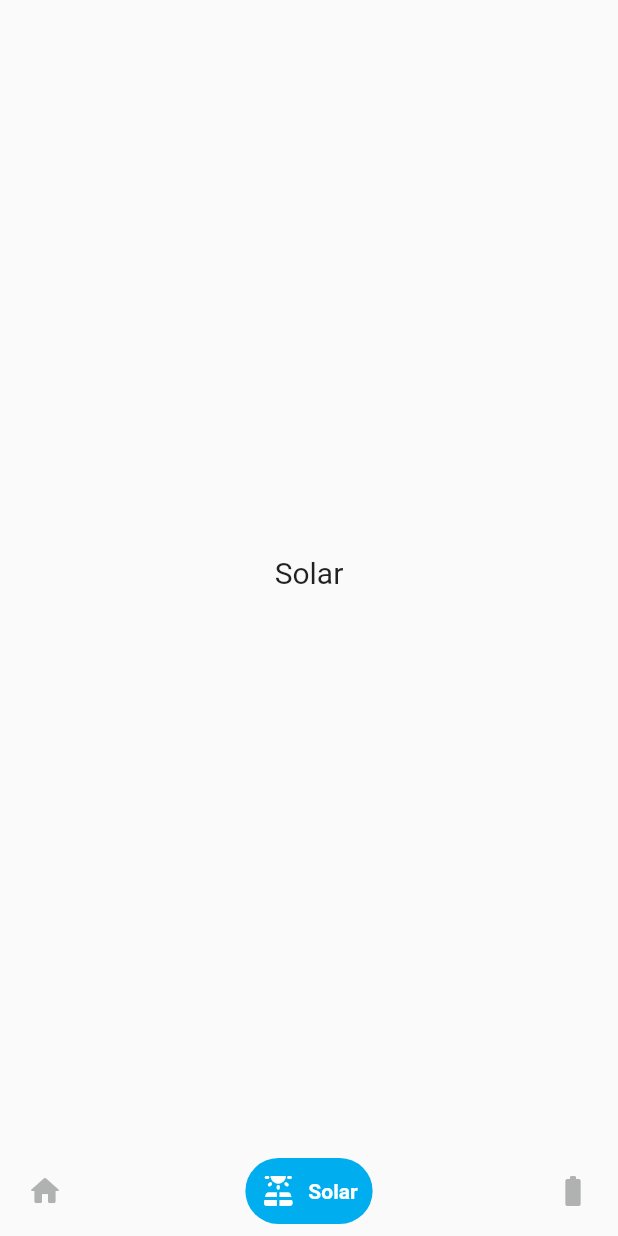
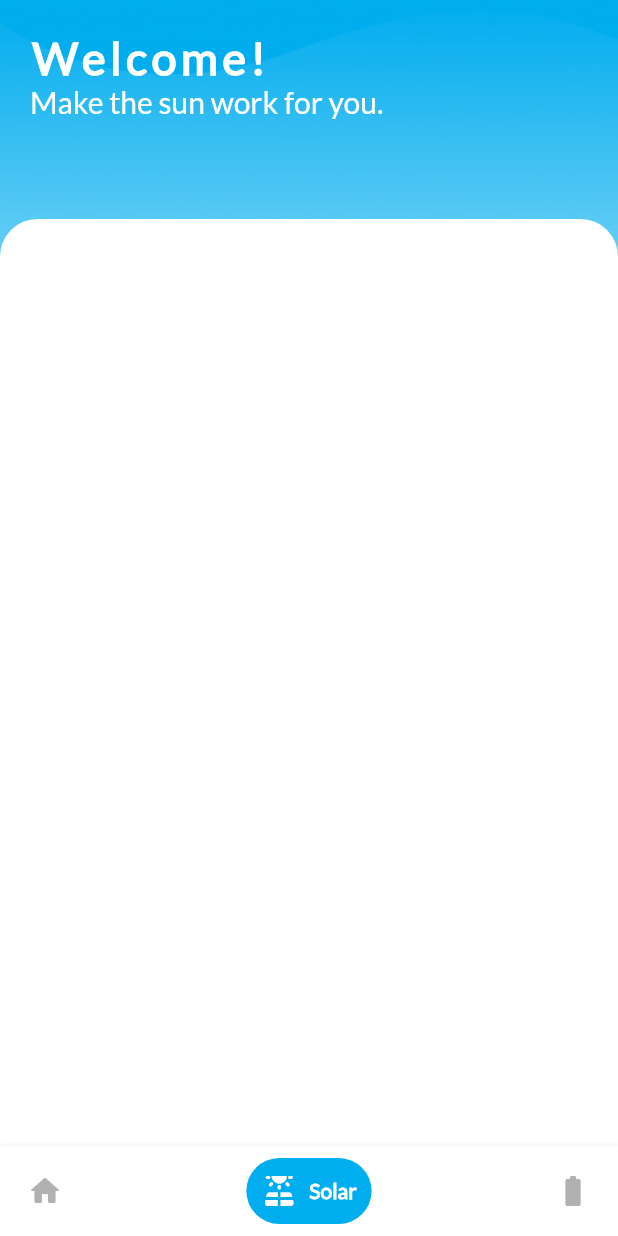
Before and after one commit to zahrajabar6/grad_project, a Flutter app: the screen it shows after launch, on a phone screen of 412 x 824 dp. Run offline on Flutter 3.47's test engine with Material 2 defaults, Android fonts, the phone set to English and light mode, and no system bars; drawn by our look-alikes of google_nav_bar.

Commit message:
set up the pages, responsivness, fonts, navigation bar

```diff
--- /dev/null
+++ b/lib/controllers/background.dart
@@ -0,0 +1,21 @@
+//set the background image of the app
+
+import 'package:flutter/material.dart';
+
+class Background extends StatelessWidget {
+  const Background({
+    Key? key,
+  }) : super(key: key);
+
+  @override
+  Widget build(BuildContext context) {
+    return Container(
+      decoration: const BoxDecoration(
+        image: DecorationImage(
+          image:  AssetImage("assets/images/background.jpg"),
+          fit: BoxFit.fill,
+        ),
+      ),
+    );
+  }
+}
--- a/lib/controllers/colors.dart
+++ b/lib/controllers/colors.dart
@@ -1,4 +1,8 @@
+//declare the colors used in the app
+
 import 'package:flutter/material.dart';
 
-Color lightGrey = const Color(0xffb0b2b2);
-Color mainBlue = const Color(0xff00adee);
+class AppColors{
+  static Color lightGrey = const Color(0xffb0b2b2);
+  static Color mainBlue = const Color(0xff00adee);
+}
--- a/lib/main.dart
+++ b/lib/main.dart
@@ -7,12 +7,13 @@ void main() {
 class MyApp extends StatelessWidget {
   const MyApp({Key? key}) : super(key: key);
 
-  // This widget is the root of your application.
+  // This widget is the root of the application.
   @override
   Widget build(BuildContext context) {
     return MaterialApp(
       debugShowCheckedModeBanner: false,
       theme: ThemeData(
+        fontFamily: "Lato",
         primarySwatch: Colors.blue,
       ),
       home: const MyPages(),
--- a/lib/views/main_page.dart
+++ b/lib/views/main_page.dart
@@ -13,15 +13,17 @@ class MyPages extends StatefulWidget {
 }
 
 class _MyPagesState extends State<MyPages> {
+  //set the solr page as the first page on lunching
   int index=1;
 
-
+  //list of pages
   final screens=[
     const HomePage(),
     const SolarPage(),
     const BatteryPage()
   ];
 
+  //list of navigation bar content
   final items = <dynamic>[
     ['Home', Icons.home_rounded],
     ['Solar',Icons.solar_power_rounded],
@@ -32,17 +34,27 @@ class _MyPagesState extends State<MyPages> {
   Widget build(BuildContext context) {
     return SafeArea(
       child: Scaffold(
-        bottomNavigationBar: Padding(
-          padding: const EdgeInsets.all(8.0),
+        bottomNavigationBar: Container(
+          decoration: BoxDecoration(
+            boxShadow: <BoxShadow>[
+              BoxShadow(
+                color: Colors.black.withOpacity(0.10),
+                blurRadius: 2,
+              ),
+            ],
+          ),
           child: GNav(
             gap: 8,
-            color: lightGrey ,
+            color: AppColors.lightGrey ,
+            backgroundColor: Colors.white,
             activeColor: Colors.white,
-            tabBackgroundColor: mainBlue,
-            padding: EdgeInsets.all(10),
+            tabBackgroundColor: AppColors.mainBlue,
+            tabMargin: const EdgeInsets.all(8),
+            padding: const EdgeInsets.all(10),
             selectedIndex: index,
             onTabChange: (index){
               setState(() {
+                //change the page on tab
                 this.index=index;
               });
             },
@@ -50,6 +62,7 @@ class _MyPagesState extends State<MyPages> {
             ),
         ),
 
+        //get the content of the selected page
         body: screens[index]
       ),
     );
--- a/lib/views/solar_page.dart
+++ b/lib/views/solar_page.dart
@@ -1,14 +1,48 @@
 import 'package:flutter/material.dart';
+import 'package:grad_project/controllers/background.dart';
 
 class SolarPage extends StatelessWidget {
   const SolarPage({Key? key}) : super(key: key);
 
   @override
   Widget build(BuildContext context) {
+    // getting the size of the window
+    var size = MediaQuery.of(context).size;
+    var height = size.height;
+    var width = size.width;
+
     return Scaffold(
+      body: Stack(
+        children: [
+          //set up the background image
+          const Background(),
 
-      body: Center(
-        child: Text('Solar', style: TextStyle(fontSize: 20),),
+          //the app bar
+          Padding(
+            padding: const EdgeInsets.all(20),
+            child: Column(
+              crossAxisAlignment: CrossAxisAlignment.start,
+              children: const [
+                Text('Welcome!',style: TextStyle(fontSize: 30, color: Colors.white, fontWeight: FontWeight.w600, letterSpacing: 3),),
+                Text('Make the sun work for you.',style: TextStyle(fontSize: 20, color: Colors.white, fontWeight: FontWeight.normal),),
+              ],
+            ),
+          ),
+
+          //the white container
+          Align(
+            alignment: Alignment.bottomCenter,
+            child: Container(
+              decoration: const BoxDecoration(
+                  color: Colors.white,
+                  borderRadius: BorderRadius.only(topLeft: Radius.circular(25), topRight: Radius.circular(25))
+              ),
+
+              height:height * 0.75,
+              width: width,
+            ),
+          )
+        ],
       ),
     );
   }
```
Also changed, not shown: lib/controllers/my_icons.dart (deleted, +0 -15 lines), lib/views/battery_page.dart (+37 -3 lines), lib/views/home_page.dart (+24 -23 lines), pubspec.yaml (+5 -27 lines), assets/fonts/Lato-Regular.ttf (added), assets/images/background.jpg (renamed from images/background.jpg), assets/images/bathroom.jpg (renamed from images/bathroom.jpg), assets/images/bedroom.jpg (renamed from images/bedroom.jpg), assets/images/kitchen2.jpg (renamed from images/kitchen2.jpg), assets/images/livingroom.jpg (renamed from images/livingroom.jpg).
